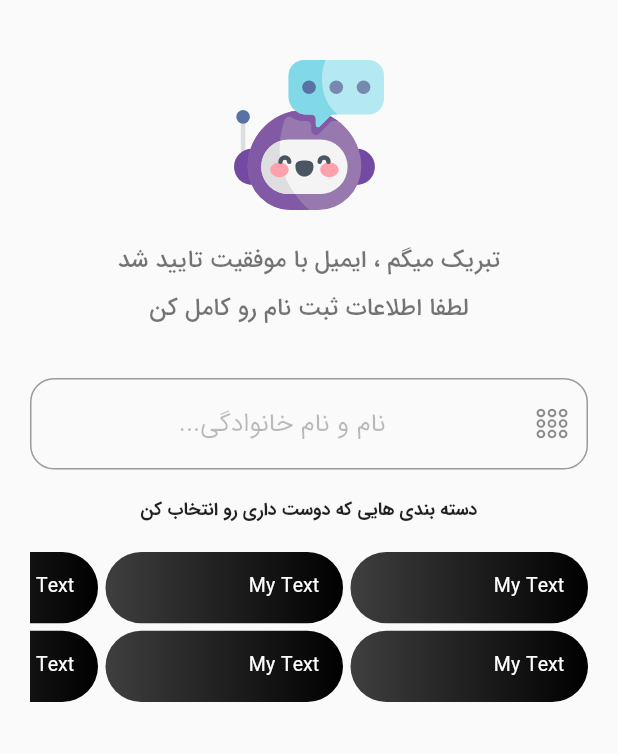
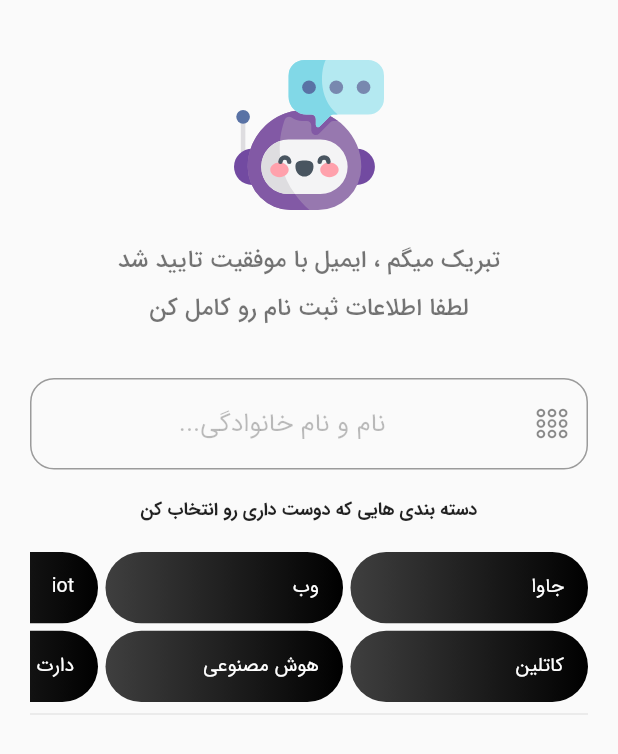
Before and after one commit to rohi1386/tech_blog, a Flutter app: the MyCatSelected screen opened directly, on a phone screen of 412 x 824 dp. Shown: the top 754 px of the screen. Run offline on Flutter 3.47's test engine with Material 2 defaults, Android fonts, the phone set to English and light mode, and no system bars; our stand-ins replace flutter_spinkit, flutter_svg, validators; network calls fail.

```diff
--- a/lib/my_colors.dart
+++ b/lib/component/my_colors.dart
@@ -19,7 +19,7 @@ class SolidColors {
   static const Color seeMore = Color.fromARGB(255, 40, 107, 184);
   static const Color dividerColor = Color.fromARGB(255, 112, 112, 112);
   static const Color hintText = Color.fromARGB(255, 133, 133, 133);
-  static const Color surface = Color.fromARGB(255, 242, 242, 242);
+  static const Color surface = Color.fromARGB(255, 220, 220, 220);
 }
 
 class GradiantColors {
--- a/lib/main.dart
+++ b/lib/main.dart
@@ -3,7 +3,7 @@ import 'package:flutter_localizations/flutter_localizations.dart';
 import 'package:cupertino_icons/cupertino_icons.dart';
 import 'package:flutter/cupertino.dart';
 import 'package:flutter_spinkit/flutter_spinkit.dart';
-import 'package:tech_blog/my_colors.dart';
+import 'package:tech_blog/component/my_colors.dart';
 import 'package:tech_blog/view/register/registerInto.dart';
 import 'package:tech_blog/view/splash_screen.dart';
 
--- a/lib/myComponent.dart
+++ /dev/null
@@ -1,63 +0,0 @@
-
-import 'dart:ui';
-import 'package:flutter/material.dart';
-import 'package:tech_blog/my_colors.dart';
-
-class My_Divider extends StatelessWidget {
-  const My_Divider({
-    Key? key,
-    required this.size,
-  }) : super(key: key);
-
-  final Size size;
-
-  @override
-  Widget build(BuildContext context) {
-    return Divider(
-      color: SolidColors.dividerColor,
-      indent: size.width/6,
-      endIndent: size.width/6,
-    );
-  }
-}
-
-
-
-class MainTags extends StatelessWidget {
-  const MainTags({
-    Key? key,
-
-    required this.index,
-  }) : super(key: key);
-
-  final int index;
-
-  @override
-  Widget build(BuildContext context) {
-    return Container(
-      height: 60,
-      decoration: const BoxDecoration(
-        borderRadius: BorderRadius.all(Radius.circular(24)),
-        gradient: LinearGradient(
-            colors: GradiantColors.tags,
-            begin: Alignment.centerRight,
-            end: Alignment.centerLeft),
-      ),
-      child: Padding(
-        padding: const EdgeInsets.fromLTRB(16, 8, 16, 8),
-        child: Row(
-          children: const [
-            Text("My Text",
-              textAlign: TextAlign.center,
-              style: TextStyle(
-                fontSize: 13,
-                color: Colors.white,
-              ),
-
-            ),
-          ],
-        ),
-      ),
-    );
-  }
-}
--- a/lib/view/childScrollView.dart
+++ b/lib/view/childScrollView.dart
@@ -3,8 +3,8 @@ import 'dart:ui';
 import 'package:flutter/material.dart';
 import 'package:flutter/cupertino.dart';
 import 'package:tech_blog/models/fake_data.dart';
-import 'package:tech_blog/my_colors.dart';
-import 'package:tech_blog/my_string.dart';
+import 'package:tech_blog/component/my_colors.dart';
+import 'package:tech_blog/component/my_string.dart';
 
 
 SingleChildScrollView buildSingleChildScrollView(Size size, double bodyMargin) {
--- a/lib/view/my_cat.dart
+++ b/lib/view/my_cat.dart
@@ -2,16 +2,22 @@ import 'package:flutter/material.dart';
 import 'package:flutter/material.dart';
 import 'package:flutter_svg/flutter_svg.dart';
 import 'package:intl/number_symbols_data.dart';
-import 'package:tech_blog/myComponent.dart';
-import 'package:tech_blog/my_colors.dart';
-import 'package:tech_blog/my_string.dart';
+import 'package:tech_blog/models/fake_data.dart';
+import 'package:tech_blog/component/myComponent.dart';
+import 'package:tech_blog/component/my_colors.dart';
+import 'package:tech_blog/component/my_string.dart';
 import 'package:tech_blog/view/my_cat.dart';
 import 'package:validators/validators.dart';
 import 'package:flutter/cupertino.dart';
 import 'package:flutter/services.dart';
 
 
-class MyCatSelected extends StatelessWidget{
+class MyCatSelected extends StatefulWidget{
+  @override
+  State<MyCatSelected> createState() => _MyCatSelectedState();
+}
+
+class _MyCatSelectedState extends State<MyCatSelected> {
   @override
   Widget build(BuildContext context) {
    return SafeArea(child:
@@ -70,13 +76,15 @@ class MyCatSelected extends StatelessWidget{
                  ),),
                  SizedBox(height: 20,),
 
+
+
                  SizedBox(
                    width: double.infinity,
                    height: 100,
                    child: GridView.builder(
                      physics: ClampingScrollPhysics(),
                      shrinkWrap: true,
-                       itemCount: 10,
+                       itemCount: tagList.length,
                        scrollDirection: Axis.horizontal,
                        gridDelegate: const SliverGridDelegateWithFixedCrossAxisCount(
                            crossAxisCount: 2,
@@ -86,10 +94,54 @@ class MyCatSelected extends StatelessWidget{
 
                        ),
                        itemBuilder: (context, index) {
-                         return Container(
-                           child: MainTags(index: index),
+                         return InkWell(
+                           onTap: () {
+                             setState(() {
+                               if(!selectedTags.contains(tagList[index])){
+                                 selectedTags.add(tagList[index]);
+                               }else{
+
+                               }
+
+                             });
+                           },
+                           child: Container(
+                             child: MainTags(index: index),
+                           ),
                          );
                        },
+                   ),
+                 ),
+
+
+
+
+
+
+
+
+                 Divider(),
+
+                 SizedBox(
+                   width: double.infinity,
+                   height: 100,
+                   child: GridView.builder(
+                     physics: ClampingScrollPhysics(),
+                     shrinkWrap: true,
+                     itemCount: selectedTags.length,
+                     scrollDirection: Axis.horizontal,
+                     gridDelegate: const SliverGridDelegateWithFixedCrossAxisCount(
+                         crossAxisCount: 2,
+                         crossAxisSpacing: 5,
+                         mainAxisSpacing: 5,
+                         childAspectRatio: 0.3
+
+                     ),
+                     itemBuilder: (context, index) {
+                       return Container(
+                         child: SelectTags(index: index),
+                       );
+                     },
                    ),
                  ),
 
@@ -101,5 +153,4 @@ class MyCatSelected extends StatelessWidget{
        )
    );
   }
-
 }
--- a/lib/view/profile.dart
+++ b/lib/view/profile.dart
@@ -2,9 +2,9 @@ import 'dart:ui';
 import 'package:flutter/material.dart';
 import 'package:flutter/cupertino.dart';
 import 'package:tech_blog/models/fake_data.dart';
-import 'package:tech_blog/myComponent.dart';
-import 'package:tech_blog/my_colors.dart';
-import 'package:tech_blog/my_string.dart';
+import 'package:tech_blog/component/myComponent.dart';
+import 'package:tech_blog/component/my_colors.dart';
+import 'package:tech_blog/component/my_string.dart';
 
 class ProfileScreen extends StatelessWidget {
   const ProfileScreen({
--- a/lib/view/register/registerInto.dart
+++ b/lib/view/register/registerInto.dart
@@ -1,8 +1,8 @@
 import 'package:flutter/material.dart';
 import 'package:flutter_svg/flutter_svg.dart';
 import 'package:intl/number_symbols_data.dart';
-import 'package:tech_blog/my_colors.dart';
-import 'package:tech_blog/my_string.dart';
+import 'package:tech_blog/component/my_colors.dart';
+import 'package:tech_blog/component/my_string.dart';
 import 'package:tech_blog/view/my_cat.dart';
 import 'package:validators/validators.dart';
 import 'package:flutter/cupertino.dart';
--- a/lib/view/splash_screen.dart
+++ b/lib/view/splash_screen.dart
@@ -2,7 +2,7 @@ import 'package:flutter/material.dart';
 import 'package:flutter/cupertino.dart';
 import 'package:flutter_spinkit/flutter_spinkit.dart';
 import 'package:tech_blog/view/main_screen.dart';
-import 'package:tech_blog/my_colors.dart';
+import 'package:tech_blog/component/my_colors.dart';
 
 class splashScreen extends StatefulWidget {
   @override
--- a/pubspec.yaml
+++ b/pubspec.yaml
@@ -34,6 +34,7 @@ dependencies:
   flutter_spinkit: ^5.1.0
   flutter_svg: ^1.1.4
   validators: ^3.0.0
+  get: ^4.6.5
   # The following adds the Cupertino Icons font to your application.
   # Use with the CupertinoIcons class for iOS style icons.
   cupertino_icons: ^1.0.2
```
Also changed, not shown: lib/component/myComponent.dart (added, +113 -0 lines), lib/view/main_screen.dart (+42 -3 lines), lib/component/my_string.dart (renamed from lib/my_string.dart), pubspec.lock.
